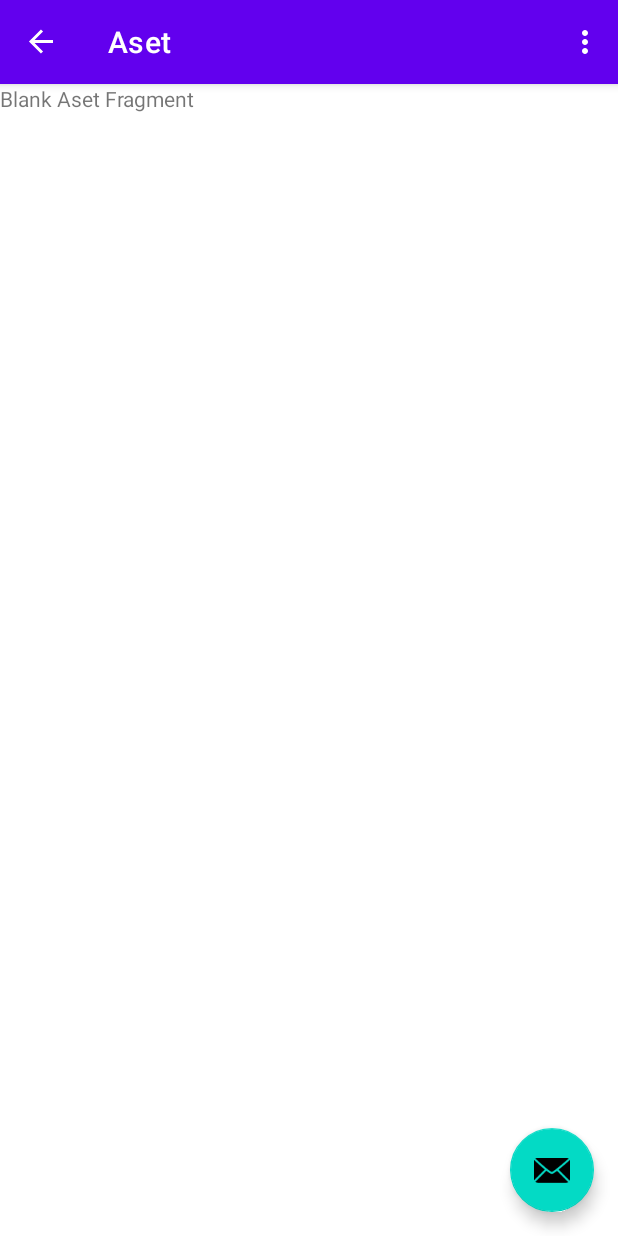
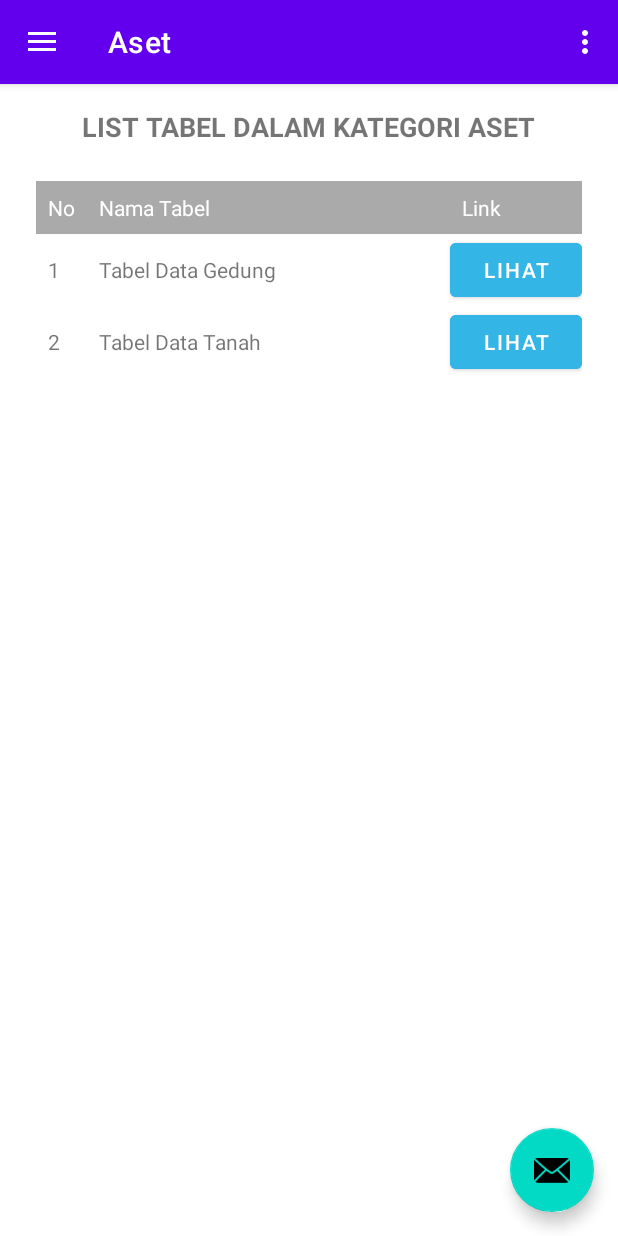
Before and after one commit to ChofifatulH/PAB_projek_aset, an Android app: the screen it shows after launch (MainActivity), in the side drawer, after a tap on "Aset", on a phone screen of 412 x 824 dp. Run offline under Robolectric (Android 15) with nearby library versions, the light colour scheme and no system bars; our stand-ins replace navigation-ui.

Commit message:
add aset page
interface tabel

```diff
--- a/PAB_android_projek_aset/app/src/main/java/com/l0122037/pab_android_projek_aset/MainActivity.kt
+++ b/PAB_android_projek_aset/app/src/main/java/com/l0122037/pab_android_projek_aset/MainActivity.kt
@@ -36,7 +36,7 @@ class MainActivity : AppCompatActivity() {
         val navController = findNavController(R.id.nav_host_fragment_content_main)
 
         appBarConfiguration = AppBarConfiguration(
-            setOf(R.id.nav_home, R.id.nav_gallery, R.id.nav_slideshow, R.id.nav_bluprint, R.id.nav_prasarana1), // Menambahkan ID fragment
+            setOf(R.id.nav_home, R.id.nav_aset, R.id.nav_bluprint, R.id.nav_prasarana1), // Menambahkan ID fragment
             drawerLayout
         )
         setupActionBarWithNavController(navController, appBarConfiguration)
--- a/PAB_android_projek_aset/app/src/main/java/com/l0122037/pab_android_projek_aset/ui/aset/AsetFragment.kt
+++ b/PAB_android_projek_aset/app/src/main/java/com/l0122037/pab_android_projek_aset/ui/aset/AsetFragment.kt
@@ -33,6 +33,8 @@ class AsetFragment : Fragment() {
         return inflater.inflate(R.layout.fragment_aset, container, false)
     }
 
+
+
     companion object {
         /**
          * Use this factory method to create a new instance of
@@ -51,5 +53,6 @@ class AsetFragment : Fragment() {
                     putString(ARG_PARAM2, param2)
                 }
             }
+
     }
 }
--- a/PAB_android_projek_aset/app/src/main/res/layout/fragment_aset.xml
+++ b/PAB_android_projek_aset/app/src/main/res/layout/fragment_aset.xml
@@ -1,14 +1,95 @@
 <?xml version="1.0" encoding="utf-8"?>
-<FrameLayout xmlns:android="http://schemas.android.com/apk/res/android"
-    xmlns:tools="http://schemas.android.com/tools"
+<LinearLayout xmlns:android="http://schemas.android.com/apk/res/android"
     android:layout_width="match_parent"
     android:layout_height="match_parent"
-    tools:context=".ui.aset.AsetFragment">
+    android:orientation="vertical"
+    android:padding="16dp">
 
-    <!-- TODO: Update blank fragment layout -->
     <TextView
+        android:layout_width="wrap_content"
+        android:layout_height="wrap_content"
+        android:text="LIST TABEL DALAM KATEGORI ASET"
+        android:textStyle="bold"
+        android:textSize="18sp"
+        android:layout_gravity="center_horizontal"
+        android:paddingBottom="16dp"/>
+
+    <TableLayout
         android:layout_width="match_parent"
-        android:layout_height="match_parent"
-        android:text="Blank Aset Fragment" />
+        android:layout_height="wrap_content"
+        android:stretchColumns="1"
+        android:padding="8dp"
+        android:background="@android:color/white"
+        android:layout_gravity="center_horizontal">
 
-</FrameLayout>
+        <TableRow>
+            <TextView
+                android:layout_width="wrap_content"
+                android:layout_height="wrap_content"
+                android:text="No"
+                android:padding="8dp"
+                android:background="@android:color/darker_gray"
+                android:textColor="@android:color/white"/>
+            <TextView
+                android:layout_width="wrap_content"
+                android:layout_height="wrap_content"
+                android:text="Nama Tabel"
+                android:padding="8dp"
+                android:background="@android:color/darker_gray"
+                android:textColor="@android:color/white"/>
+            <TextView
+                android:layout_width="wrap_content"
+                android:layout_height="wrap_content"
+                android:text="Link"
+                android:padding="8dp"
+                android:background="@android:color/darker_gray"
+                android:textColor="@android:color/white"/>
+        </TableRow>
+
+        <TableRow>
+            <TextView
+                android:layout_width="wrap_content"
+                android:layout_height="wrap_content"
+                android:text="1"
+                android:padding="8dp"
+                android:background="@android:color/white"/>
+            <TextView
+                android:layout_width="wrap_content"
+                android:layout_height="wrap_content"
+                android:text="Tabel Data Gedung"
+                android:padding="8dp"
+                android:background="@android:color/white"/>
+            <Button
+                android:layout_width="wrap_content"
+                android:layout_height="wrap_content"
+                android:text="Lihat"
+                android:backgroundTint="@android:color/holo_blue_light"
+                android:textColor="@android:color/white"
+                android:padding="8dp"/>
+        </TableRow>
+
+        <TableRow>
+            <TextView
+                android:layout_width="wrap_content"
+                android:layout_height="wrap_content"
+                android:text="2"
+                android:padding="8dp"
+                android:background="@android:color/white"/>
+            <TextView
+                android:layout_width="wrap_content"
+                android:layout_height="wrap_content"
+                android:text="Tabel Data Tanah"
+                android:padding="8dp"
+                android:background="@android:color/white"/>
+            <Button
+                android:layout_width="wrap_content"
+                android:layout_height="wrap_content"
+                android:text="Lihat"
+                android:backgroundTint="@android:color/holo_blue_light"
+                android:textColor="@android:color/white"
+                android:padding="8dp"/>
+        </TableRow>
+
+    </TableLayout>
+
+</LinearLayout>
--- a/PAB_android_projek_aset/app/src/main/res/menu/activity_main_drawer.xml
+++ b/PAB_android_projek_aset/app/src/main/res/menu/activity_main_drawer.xml
@@ -3,14 +3,6 @@
         android:id="@+id/nav_home"
         android:icon="@drawable/ic_menu_camera"
         android:title="@string/menu_home" />
-    <item
-        android:id="@+id/nav_gallery"
-        android:icon="@drawable/ic_menu_gallery"
-        android:title="@string/menu_gallery" />
-    <item
-        android:id="@+id/nav_slideshow"
-        android:icon="@drawable/ic_menu_slideshow"
-        android:title="@string/menu_slideshow" />
     <item
         android:id="@+id/nav_aset"
         android:icon="@drawable/ic_menu_aset"
--- a/PAB_android_projek_aset/app/src/main/res/navigation/mobile_navigation.xml
+++ b/PAB_android_projek_aset/app/src/main/res/navigation/mobile_navigation.xml
@@ -9,16 +9,6 @@
         android:name="com.l0122037.pab_android_projek_aset.ui.home.HomeFragment"
         android:label="@string/menu_home"
         tools:layout="@layout/fragment_home" />
-    <fragment
-        android:id="@+id/nav_gallery"
-        android:name="com.l0122037.pab_android_projek_aset.ui.gallery.GalleryFragment"
-        android:label="@string/menu_gallery"
-        tools:layout="@layout/fragment_gallery" />
-    <fragment
-        android:id="@+id/nav_slideshow"
-        android:name="com.l0122037.pab_android_projek_aset.ui.slideshow.SlideshowFragment"
-        android:label="@string/menu_slideshow"
-        tools:layout="@layout/fragment_slideshow" />
     <fragment
         android:id="@+id/nav_aset"
         android:name="com.l0122037.pab_android_projek_aset.ui.aset.AsetFragment"
@@ -34,4 +24,9 @@
         android:name="com.l0122037.pab_android_projek_aset.ui.prasarana.Prasarana1Fragment"
         android:label="Prasarana 1"
         tools:layout="@layout/fragment_prasarana1" />
+    <fragment
+        android:id="@+id/nav_tabel_data_gedung"
+        android:name="com.l0122037.pab_android_projek_aset.ui.aset.TabelDataGedungFragment"
+        android:label="Tabel Data Gedung"
+        tools:layout="@layout/fragment_tabel_data_gedung" />
 </navigation>
```
Also changed, not shown: PAB_android_projek_aset/app/src/main/java/com/l0122037/pab_android_projek_aset/ui/aset/Gedung.kt (added, +8 -0 lines), PAB_android_projek_aset/app/src/main/java/com/l0122037/pab_android_projek_aset/ui/aset/TabelDataGedungFragment.kt (added, +52 -0 lines), PAB_android_projek_aset/app/src/main/java/com/l0122037/pab_android_projek_aset/ui/gallery/GalleryFragment.kt (deleted, +0 -42 lines), PAB_android_projek_aset/app/src/main/java/com/l0122037/pab_android_projek_aset/ui/gallery/GalleryViewModel.kt (deleted, +0 -13 lines), PAB_android_projek_aset/app/src/main/java/com/l0122037/pab_android_projek_aset/ui/slideshow/SlideshowFragment.kt (deleted, +0 -42 lines), PAB_android_projek_aset/app/src/main/java/com/l0122037/pab_android_projek_aset/ui/slideshow/SlideshowViewModel.kt (deleted, +0 -13 lines), PAB_android_projek_aset/app/src/main/res/layout/fragment_gallery.xml (deleted, +0 -22 lines), PAB_android_projek_aset/app/src/main/res/layout/fragment_slideshow.xml (deleted, +0 -22 lines), PAB_android_projek_aset/app/src/main/res/layout/fragment_tabel_data_gedung.xml (added, +30 -0 lines), PAB_android_projek_aset/app/src/main/res/values/strings.xml (+13 -0 lines).
